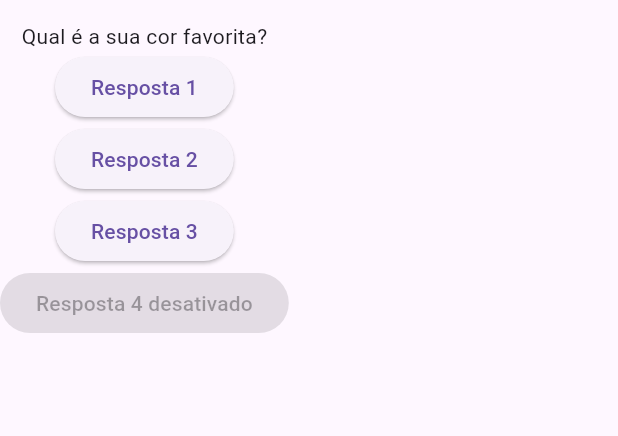
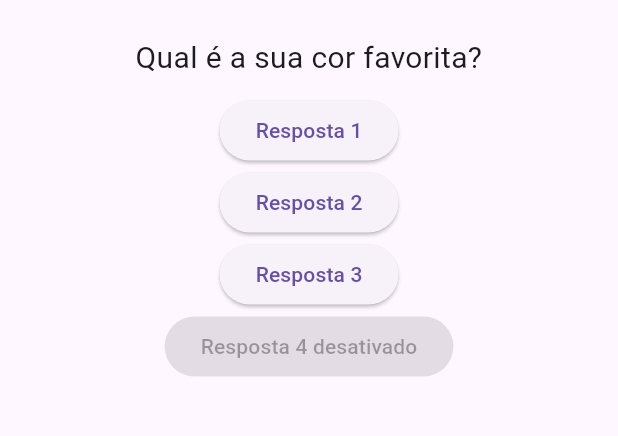
Before and after one commit to Anderlan-Nunes/perguntas, a Flutter app: the screen it shows after launch, on a phone screen of 412 x 824 dp, the part 63-499 px from its top. Run offline on Flutter 3.47's test engine with Material 3 defaults, Android fonts, the phone set to English and light mode, and no system bars.

Commit message:
style: aplicar estilo ao widget 'Questao'
- Ajustes no layout e na aparência do widget 'Questao'
- Melhorias na UI para uma experiência do usuário mais agradável
- Refatoração de código relacionada ao estilo para manter a consistência

```diff
--- a/lib/main.dart
+++ b/lib/main.dart
@@ -36,14 +36,14 @@ class PerguntaAppState extends State<PerguntaApp> {
             ElevatedButton(
               onPressed:
                   responder, // exite um diferenca entre chamar uma função ou passar ela como passar metodo responder() como parametro tira o ()
-              child: const Questao('Resposta 1'),
+              child: const Text('Resposta 1'),
             ),
             ElevatedButton(
               onPressed: responder,
               // () {
               //   print('Resposta 2 função!');
               // },
-              child: const Questao('Resposta 2'),
+              child: const Text('Resposta 2'),
             ),
             ElevatedButton(
               onPressed: responder,
@@ -52,7 +52,7 @@ class PerguntaAppState extends State<PerguntaApp> {
             ),
             const ElevatedButton(
               onPressed: null,
-              child: Questao('Resposta 4 desativado'),
+              child: Text('Resposta 4 desativado'),
             ),
           ],
         ),
--- a/lib/questao.dart
+++ b/lib/questao.dart
@@ -7,6 +7,14 @@ class Questao extends StatelessWidget {
 
   @override
   Widget build(BuildContext context) {
-    return Text(texto);
+    return Container(
+      width: double.infinity,
+      margin: const EdgeInsets.fromLTRB(10, 10, 10, 10),
+      child: Text(
+        texto,
+        style: const TextStyle(fontSize: 20),
+        textAlign: TextAlign.center,
+      ),
+    );
   }
 }
```
